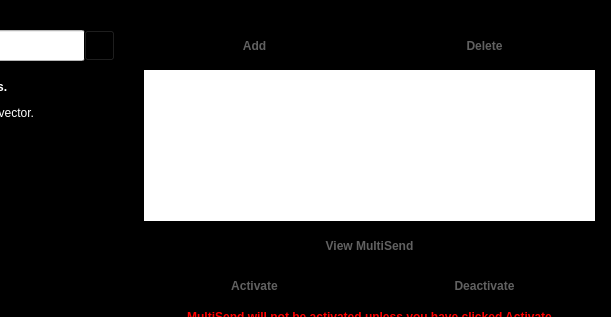
The window that src/qt/forms/multisenddialog.ui (duality-solutions/Sequence) describes before a commit, drawn with Qt 5; both pictures show x 456 to 1067 and y 0 to 317 of the 1067 by 317 pixel window.
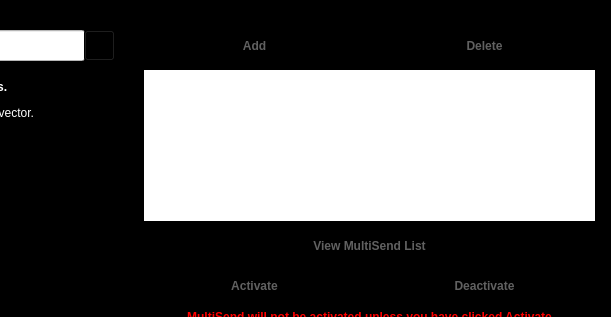
The same window after the commit. Icons and pictures are not drawn.

Commit message: Improve Text on MultiSend

Patch:
```diff
--- a/src/qt/forms/multisenddialog.ui
+++ b/src/qt/forms/multisenddialog.ui
@@ -409,7 +409,7 @@
 }</string>
    </property>
    <property name="text">
-    <string>View MultiSend</string>
+    <string>View MultiSend List</string>
    </property>
   </widget>
   <widget class="QLabel" name="label_3">
```
The commit also changes 1 other file.
